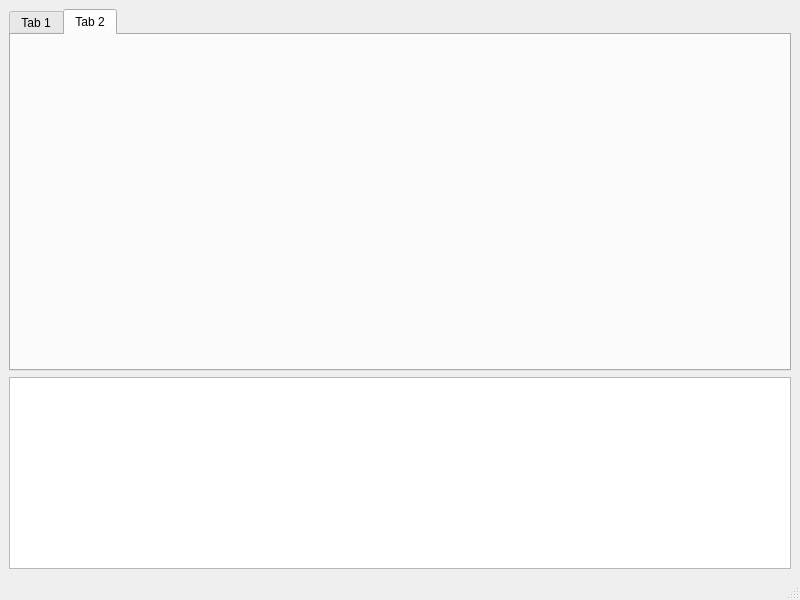
simonbeaudoin0935/tradestation-algo, file gui/guifrontend.ui: the form before one commit.
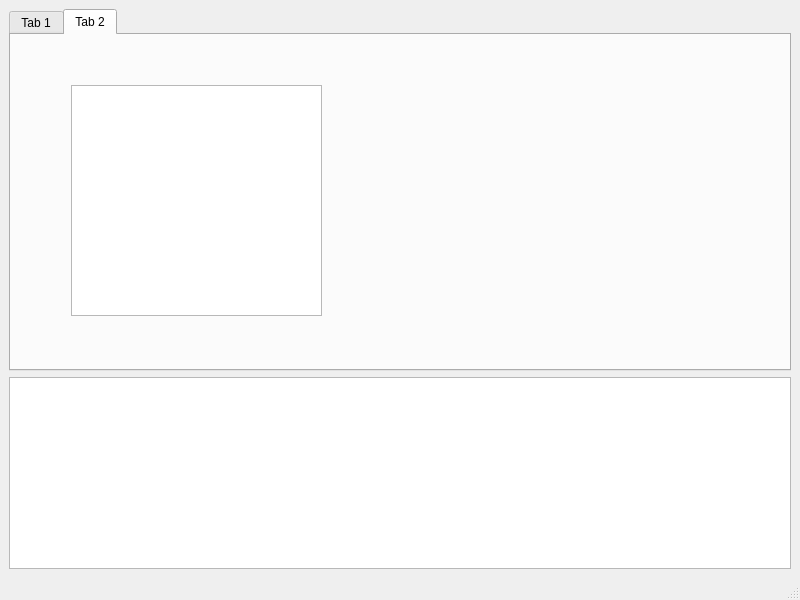
The form after the commit. The open tabs and pages were chosen to show the change. Custom widgets are drawn as their Qt base class.

Commit message: Added a parameter for the criteria config file, have created some boilerplate in /algo folder. About to pipe in a FloatFetcher class

Patch:
```diff
--- a/gui/guifrontend.ui
+++ b/gui/guifrontend.ui
@@ -34,6 +34,16 @@
        <attribute name="title">
         <string>Tab 2</string>
        </attribute>
+       <widget class="QTableView" name="tableView">
+        <property name="geometry">
+         <rect>
+          <x>60</x>
+          <y>50</y>
+          <width>251</width>
+          <height>231</height>
+         </rect>
+        </property>
+       </widget>
       </widget>
      </widget>
     </item>
```
Left out of the diff: 2 changed lines with no effect on the pictures. The commit also changes 9 other files.
